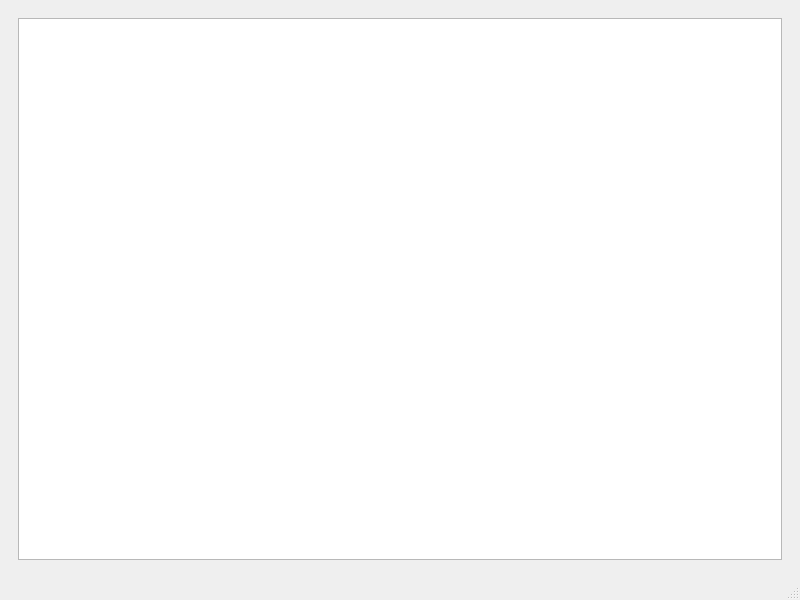
meramsey/perfm, file src/main/python/ui/mainwindow.ui: the form before one commit.
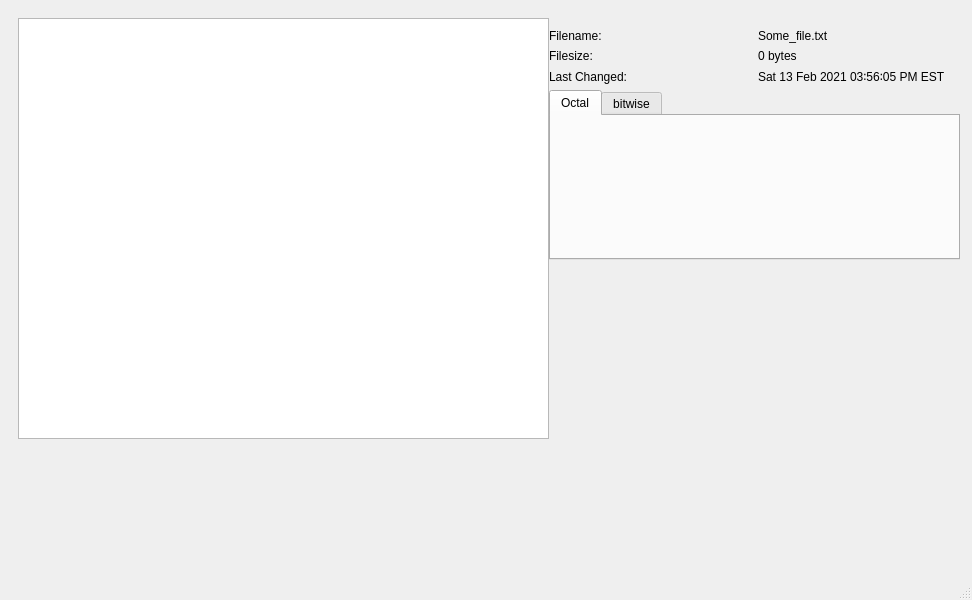
The form after the commit.

Patch:
```diff
--- a/src/main/python/ui/mainwindow.ui
+++ b/src/main/python/ui/mainwindow.ui
@@ -6,7 +6,7 @@
    <rect>
     <x>0</x>
     <y>0</y>
-    <width>800</width>
+    <width>972</width>
     <height>600</height>
    </rect>
   </property>
@@ -17,11 +17,99 @@
    <layout class="QVBoxLayout" name="verticalLayout">
     <item>
      <widget class="QWidget" name="widget" native="true">
-      <layout class="QVBoxLayout" name="verticalLayout_2">
-       <item>
-        <widget class="QTreeView" name="treeView"/>
-       </item>
-      </layout>
+      <widget class="QTreeView" name="treeView">
+       <property name="geometry">
+        <rect>
+         <x>9</x>
+         <y>9</y>
+         <width>531</width>
+         <height>421</height>
+        </rect>
+       </property>
+      </widget>
+      <widget class="QWidget" name="file_info_widget" native="true">
+       <property name="geometry">
+        <rect>
+         <x>540</x>
+         <y>20</y>
+         <width>411</width>
+         <height>231</height>
+        </rect>
+       </property>
+       <layout class="QVBoxLayout" name="verticalLayout_2">
+        <item>
+         <layout class="QHBoxLayout" name="horizontalLayout">
+          <item>
+           <widget class="QLabel" name="file_name_label">
+            <property name="text">
+             <string>Filename:</string>
+            </property>
+           </widget>
+          </item>
+          <item>
+           <widget class="QLabel" name="file_name_info">
+            <property name="text">
+             <string>Some_file.txt</string>
+            </property>
+           </widget>
+          </item>
+         </layout>
+        </item>
+        <item>
+         <layout class="QHBoxLayout" name="horizontalLayout_2">
+          <item>
+           <widget class="QLabel" name="file_size_label">
+            <property name="text">
+             <string>Filesize:</string>
+            </property>
+           </widget>
+          </item>
+          <item>
+           <widget class="QLabel" name="file_size_info">
+            <property name="text">
+             <string>0 bytes</string>
+            </property>
+           </widget>
+          </item>
+         </layout>
+        </item>
+        <item>
+         <layout class="QHBoxLayout" name="horizontalLayout_3">
+          <item>
+           <widget class="QLabel" name="file_changed_label">
+            <property name="text">
+             <string>Last Changed:</string>
+            </property>
+           </widget>
+          </item>
+          <item>
+           <widget class="QLabel" name="file_changed_info">
+            <property name="text">
+             <string>Sat 13 Feb 2021 03∶56∶05 PM EST</string>
+            </property>
+           </widget>
+          </item>
+         </layout>
+        </item>
+        <item>
+         <widget class="QTabWidget" name="tabWidget">
+          <property name="currentIndex">
+           <number>0</number>
+          </property>
+          <widget class="QWidget" name="octal">
+           <attribute name="title">
+            <string>Octal</string>
+           </attribute>
+          </widget>
+          <widget class="QWidget" name="permission">
+           <attribute name="title">
+            <string>bitwise</string>
+           </attribute>
+          </widget>
+         </widget>
+        </item>
+       </layout>
+      </widget>
      </widget>
     </item>
    </layout>
```
Left out of the diff: 2 changed lines with no effect on the pictures.
